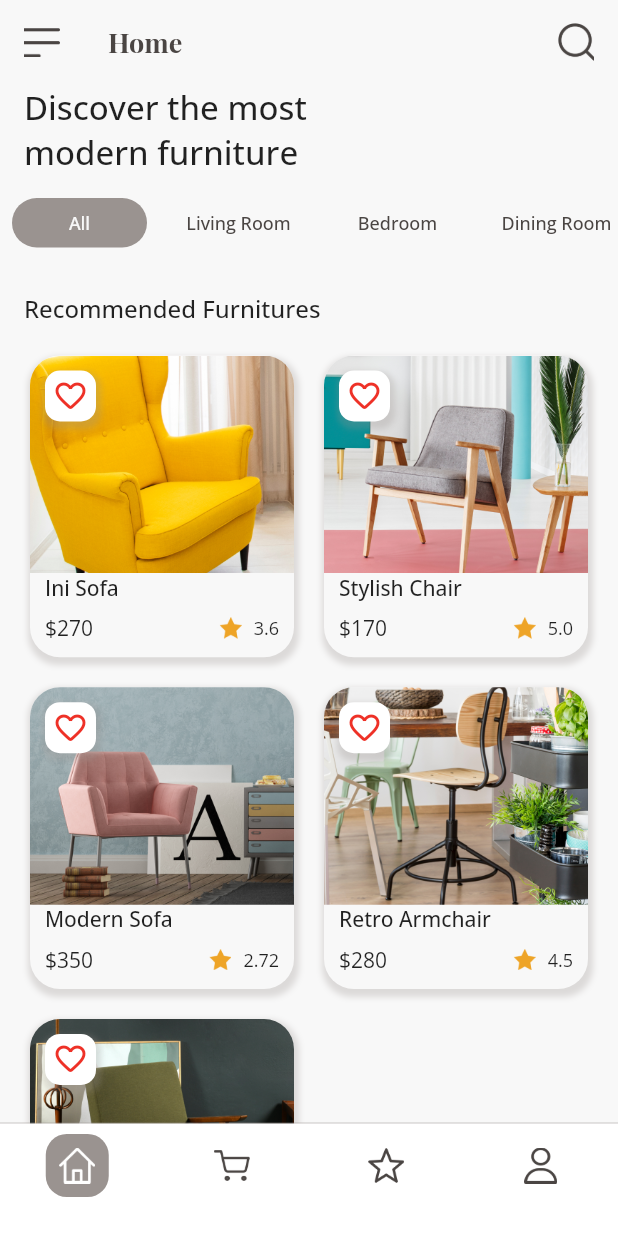
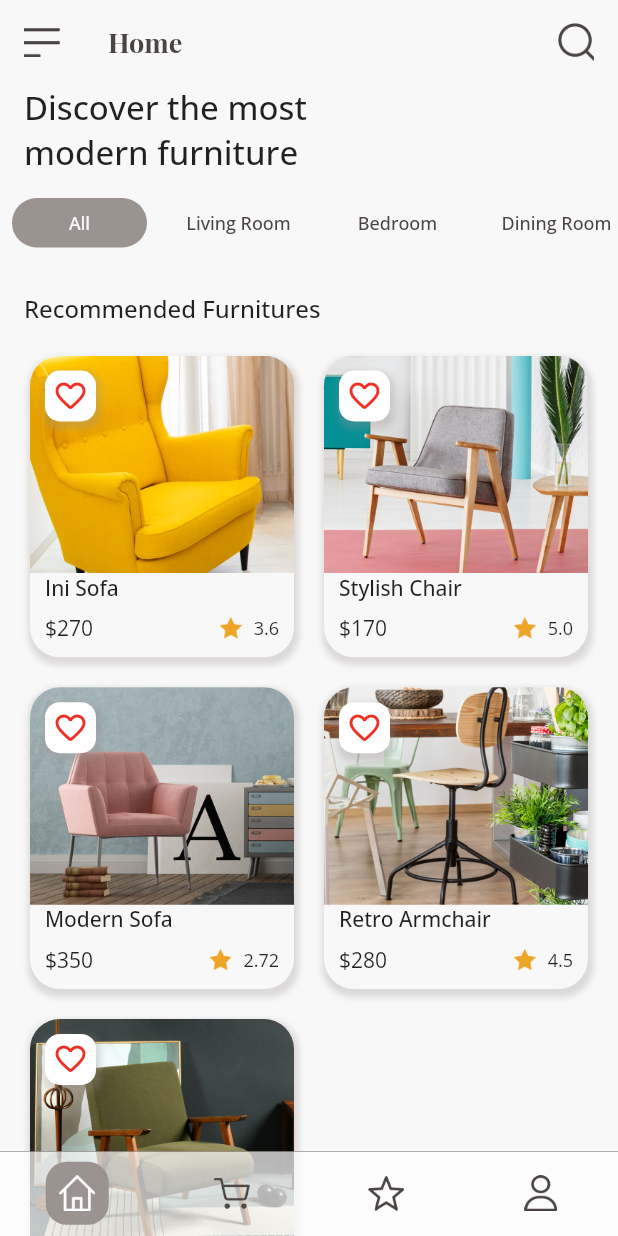
Before and after one commit to ahmadfatihin/Flutter-Furniture-Shop, a Flutter app: the screen it shows after launch, on a phone screen of 412 x 824 dp. Run offline on Flutter 3.47's test engine with Material 2 defaults, Android fonts, the phone set to English and light mode, and no system bars; our stand-ins replace auto_route, flutter_riverpod, get_storage, google_fonts, riverpod.

Commit message:
feat: apply favorite feature on homeCard

```diff
--- a/lib/module/home/screens/components/home_card.dart
+++ b/lib/module/home/screens/components/home_card.dart
@@ -1,16 +1,23 @@
 import 'package:flutter/material.dart';
+import 'package:flutter_riverpod/flutter_riverpod.dart';
 import 'package:furniture_shop/const/colors.dart';
 import 'package:furniture_shop/const/size.dart';
 import 'package:furniture_shop/const/text.dart';
 import 'package:furniture_shop/gen/assets.gen.dart';
 
-class HomeCard extends StatelessWidget {
+import '../../../../helper/custom_snackbar.dart';
+import '../../providers/favorite_provider.dart';
+
+class HomeCard extends ConsumerWidget {
   final Map<String, dynamic> cardData;
 
   const HomeCard({Key? key, required this.cardData}) : super(key: key);
 
   @override
-  Widget build(BuildContext context) {
+  Widget build(BuildContext context, WidgetRef ref) {
+    final favoriteState = ref.read(favoriteProvider);
+    final favorite = ref.watch(favoriteProvider.notifier);
+    final isFavorite = favorite.isFavorite(cardData['title']);
     return Container(
       width: 185,
       height: 243,
@@ -82,6 +89,14 @@ class HomeCard extends StatelessWidget {
           Positioned(
             left: 10,
             top: 10,
+            child: InkWell(
+              onTap: () {
+                ref
+                    .read(favoriteProvider.notifier)
+                    .toggleFavorite(cardData['title']);
+                ref.refresh(favoriteProvider);
+                showSnackBar(context, 'List Favorite: $favoriteState');
+              },
               child: Container(
                 height: 34,
                 width: 34,
@@ -98,8 +113,11 @@ class HomeCard extends StatelessWidget {
                   ],
                 ),
                 child: Icon(
-                Icons.favorite_outline_rounded,
+                  favoriteState.contains(cardData['title'])
+                      ? Icons.favorite
+                      : Icons.favorite_outline_rounded,
                   color: red,
+                ),
               ),
             ),
           )
--- a/lib/module/home/screens/navbar_screen.dart
+++ b/lib/module/home/screens/navbar_screen.dart
@@ -23,6 +23,7 @@ class NavbarScreen extends ConsumerWidget {
         ],
         bottomNavigationBuilder: (_, tabsRouter) {
           return Container(
+            padding: EdgeInsets.zero,
             decoration: BoxDecoration(
               border: Border(
                 top: BorderSide(
@@ -32,10 +33,10 @@ class NavbarScreen extends ConsumerWidget {
               ),
             ),
             child: BottomNavigationBar(
-              iconSize: 30,
+              selectedFontSize: 0,
               elevation: 0,
               type: BottomNavigationBarType.fixed,
-              backgroundColor: white,
+              backgroundColor: white.withOpacity(0.7),
               showUnselectedLabels: true,
               selectedItemColor: white,
               unselectedItemColor: black,
@@ -54,7 +55,7 @@ class NavbarScreen extends ConsumerWidget {
                       width: 42,
                       height: 42,
                       decoration: BoxDecoration(
-                        color: selectedIndex == 0 ? grey : white,
+                        color: selectedIndex == 0 ? grey : Colors.transparent,
                         borderRadius: BorderRadius.circular(14),
                       ),
                       child: ImageIcon(
@@ -68,7 +69,7 @@ class NavbarScreen extends ConsumerWidget {
                       width: 42,
                       height: 42,
                       decoration: BoxDecoration(
-                        color: selectedIndex == 1 ? grey : white,
+                        color: selectedIndex == 1 ? grey : Colors.transparent,
                         borderRadius: BorderRadius.circular(14),
                       ),
                       child: ImageIcon(
@@ -82,7 +83,7 @@ class NavbarScreen extends ConsumerWidget {
                       width: 42,
                       height: 42,
                       decoration: BoxDecoration(
-                        color: selectedIndex == 2 ? grey : white,
+                        color: selectedIndex == 2 ? grey : Colors.transparent,
                         borderRadius: BorderRadius.circular(14),
                       ),
                       child: ImageIcon(
@@ -96,7 +97,7 @@ class NavbarScreen extends ConsumerWidget {
                       width: 42,
                       height: 42,
                       decoration: BoxDecoration(
-                        color: selectedIndex == 3 ? grey : white,
+                        color: selectedIndex == 3 ? grey : Colors.transparent,
                         borderRadius: BorderRadius.circular(14),
                       ),
                       child: ImageIcon(
--- a/lib/module/home/screens/sections/home_recommended.dart
+++ b/lib/module/home/screens/sections/home_recommended.dart
@@ -62,7 +62,7 @@ class HomeRecommended extends StatelessWidget {
                 (MediaQuery.of(context).size.height / 1.75),
             mainAxisSpacing: 20,
             crossAxisSpacing: 20,
-            padding: EdgeInsets.all(20),
+            padding: EdgeInsets.only(left: 20, right: 20, top: 20, bottom: 90),
             children: homeCardData.map((cardData) {
               return InkWell(
                 onTap: () {
--- a/lib/module/profile/screens/profile_screen.dart
+++ b/lib/module/profile/screens/profile_screen.dart
@@ -7,7 +7,7 @@ class ProfileScreen extends StatelessWidget {
   Widget build(BuildContext context) {
     return const Scaffold(
       body: Center(
-        child: Text("Cart"),
+        child: Text("Profile"),
       ),
     );
   }
--- a/lib/module/wishlist/screens/wishlist_screen.dart
+++ b/lib/module/wishlist/screens/wishlist_screen.dart
@@ -7,7 +7,7 @@ class WishlistScreen extends StatelessWidget {
   Widget build(BuildContext context) {
     return const Scaffold(
       body: Center(
-        child: Text("Cart"),
+        child: Text("Wishlist"),
       ),
     );
   }
```
Also changed, not shown: lib/module/detail/screens/components/select_quantity_component.dart (+12 -5 lines). Lines whose indentation alone changed are shown as unchanged.
